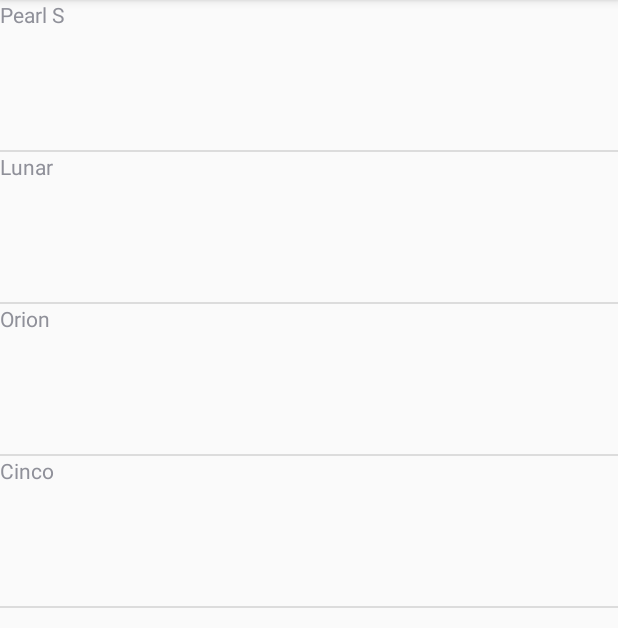
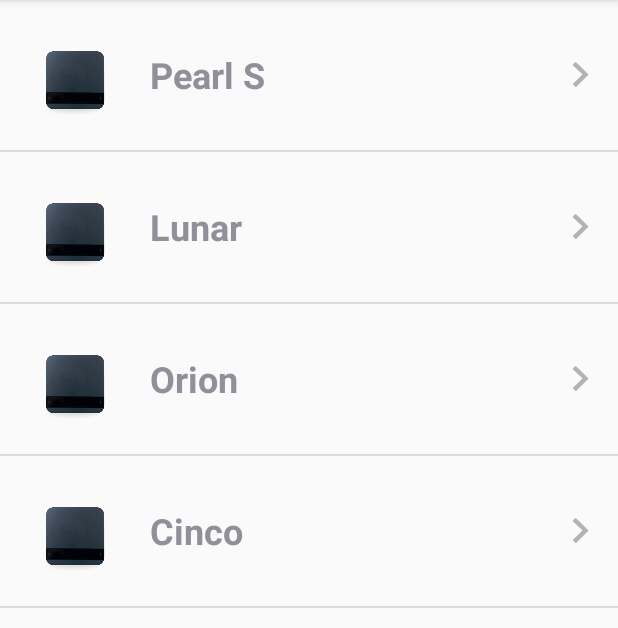
Before and after one commit to chengeva/gittest, an Android app: the screen it shows after launch (MainDeviceActivity), on a phone screen of 412 x 824 dp, the part 84-712 px from its top. Run offline under Robolectric (Android 15) with nearby library versions, the phone set to English and light mode, and no system bars; libraries missing offline, so code that uses them is left out: io.realm; 3 statements that could not run were skipped.

```diff
--- a/app/src/main/res/layout/row_item.xml
+++ b/app/src/main/res/layout/row_item.xml
@@ -5,15 +5,40 @@
     android:layout_width="match_parent"
     android:layout_height="100dp">
 
+    <ImageView
+        android:id="@+id/image_device"
+        android:layout_width="wrap_content"
+        android:layout_height="match_parent"
+        android:layout_marginStart="10dp"
+        android:layout_marginTop="10dp"
+        android:layout_marginEnd="10dp"
+        android:layout_marginBottom="10dp"
+        android:adjustViewBounds="true"
+        android:cropToPadding="false"
+        android:scaleType="centerCrop"
+        android:src="@drawable/img_lunar_default" />
+
     <TextView
         android:id="@+id/tv_device_name"
         android:layout_width="wrap_content"
         android:layout_height="wrap_content"
-        android:text="TextView" />
+        android:layout_alignParentRight="false"
+        android:layout_centerVertical="true"
+        android:layout_toEndOf="@id/image_device"
+        android:text="Pearl S"
+        android:textSize="24sp"
+        android:textStyle="bold" />
 
     <ImageView
-        android:id="@+id/imageView"
-        android:layout_width="wrap_content"
-        android:layout_height="wrap_content"
-        app:srcCompat="@drawable/img_pearls_default" />
+        android:id="@+id/imageView2"
+        android:layout_width="30dp"
+        android:layout_height="30dp"
+        android:layout_alignParentEnd="true"
+        android:layout_centerVertical="true"
+
+        android:layout_marginStart="10dp"
+        android:layout_marginTop="10dp"
+        android:layout_marginEnd="10dp"
+        android:layout_marginBottom="10dp"
+        android:src="@drawable/icon_next3" />
 </RelativeLayout>
```
Also changed, not shown: app/src/main/res/drawable/icon_next.png (added).
